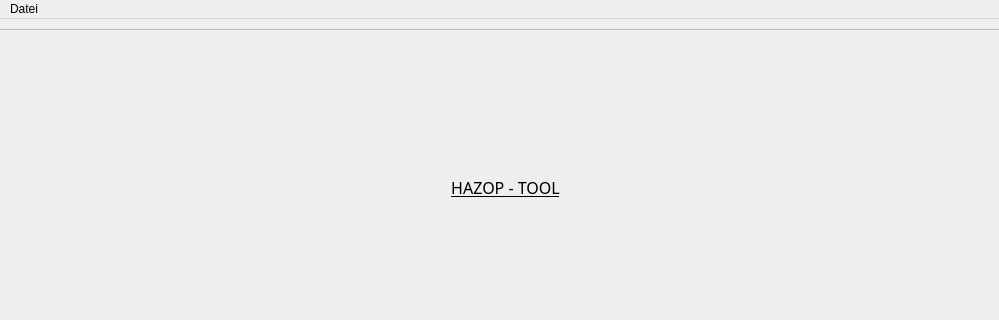
Qt form Code/Start.ui (MSPietsch/HMI) before a commit; both pictures show x 0 to 999 and y 0 to 320 of the 999 by 512 pixel window.
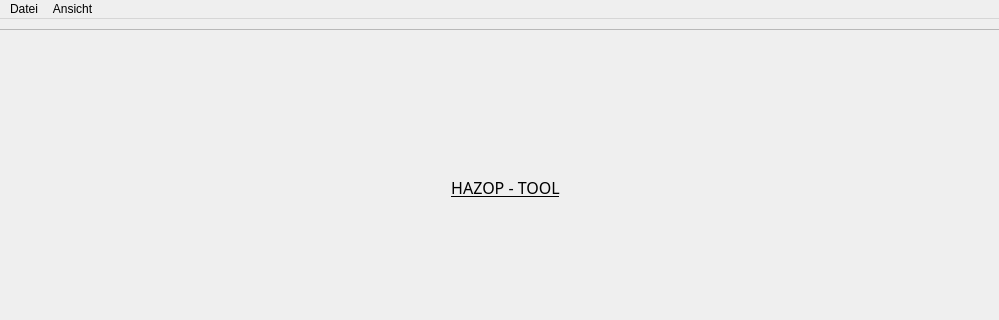
The same form after that commit. Icons and pictures are not drawn.

The edit to the form file:
```diff
--- a/Code/Start.ui
+++ b/Code/Start.ui
@@ -138,7 +138,14 @@
     <addaction name="separator"/>
     <addaction name="actionClose"/>
    </widget>
+   <widget class="QMenu" name="menuAnsicht">
+    <property name="title">
+     <string>Ansicht</string>
+    </property>
+    <addaction name="actionAlle_Knoten_zeigen"/>
+   </widget>
    <addaction name="menuDatei"/>
+   <addaction name="menuAnsicht"/>
   </widget>
   <widget class="QStatusBar" name="statusbar"/>
   <action name="actionNew">
```
Left out of the diff: 16 changed lines with no effect on the pictures.
